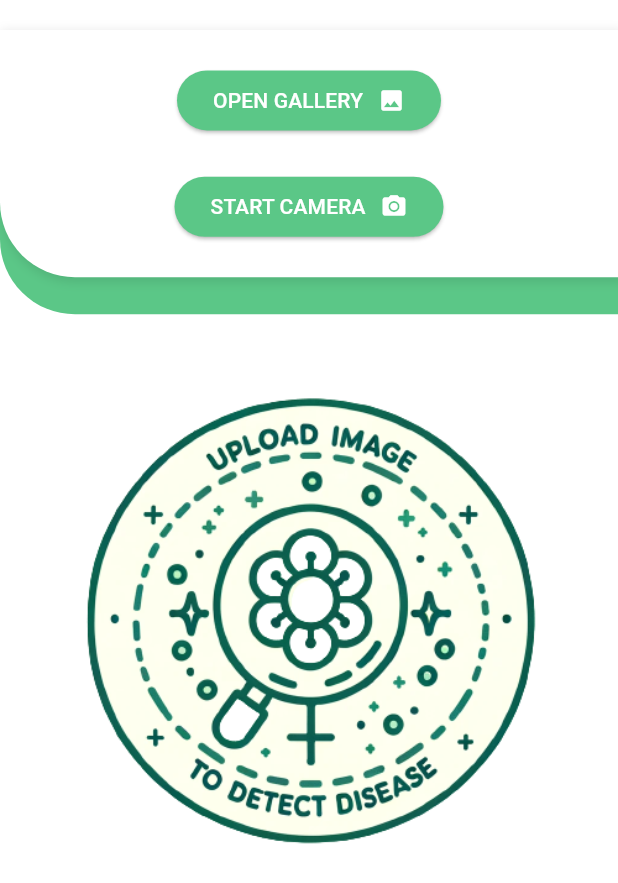
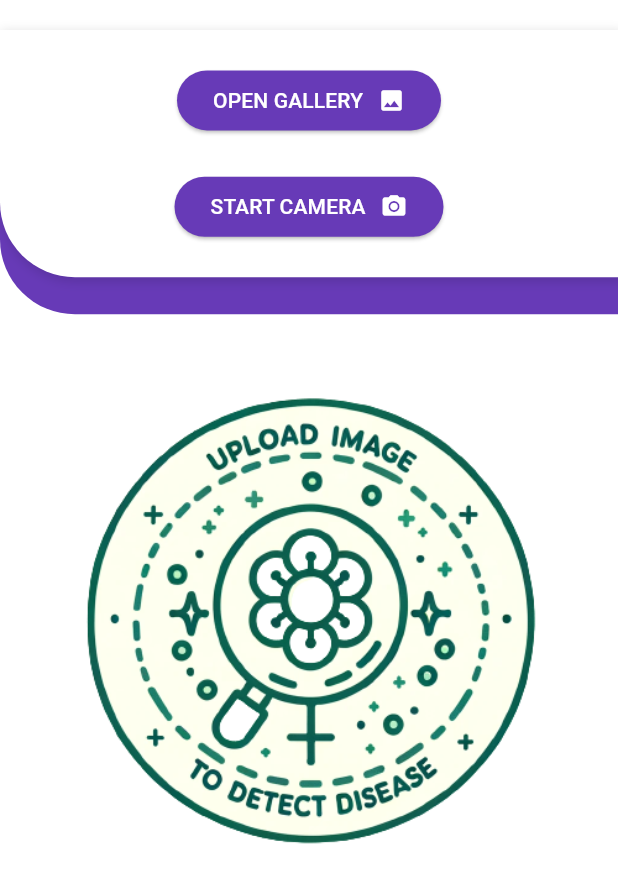
Before and after one commit to Nana-titu24/smartfarm, a Flutter app: the DiseaseDetection screen opened directly, on a phone screen of 412 x 824 dp. Shown: the top 883 px of the screen. Run offline on Flutter 3.47's test engine with Material 3 defaults, Android fonts, the phone set to English and light mode, and no system bars; our stand-ins replace animated_text_kit, awesome_dialog, dash_chat_2, dio, firebase_auth, firebase_core and 4 more; accounts and stored records are empty.

Commit message:
WE ARE DONE BABY

```diff
--- a/smartFarm/lib/screens/deseaseDetection/screens/MonitorPage.dart
+++ b/smartFarm/lib/screens/deseaseDetection/screens/MonitorPage.dart
@@ -1,14 +1,10 @@
 import 'dart:io';
-
 import 'package:animated_text_kit/animated_text_kit.dart';
 import 'package:awesome_dialog/awesome_dialog.dart';
 import 'package:flutter/material.dart';
 import 'package:flutter_spinkit/flutter_spinkit.dart';
-
 import 'package:image_picker/image_picker.dart';
-import 'package:smartfarm/screens/deseaseDetection/constants/constants.dart';
-
-import '../services/api_service.dart';
+import 'package:flutter_gemini/flutter_gemini.dart';
 
 class DiseaseDetection extends StatefulWidget {
   const DiseaseDetection({super.key});
@@ -18,7 +14,7 @@ class DiseaseDetection extends StatefulWidget {
 }
 
 class _MyDiseaseDetectionState extends State<DiseaseDetection> {
-  final apiService = ApiService();
+  final gemini = Gemini.instance;
   File? _selectedImage;
   String diseaseName = '';
   String diseasePrecautions = '';
@@ -40,8 +36,18 @@ class _MyDiseaseDetectionState extends State<DiseaseDetection> {
       detecting = true;
     });
     try {
-      diseaseName =
-          await apiService.sendImageToGPT4Vision(image: _selectedImage!);
+      if (_selectedImage != null) {
+        final imageBytes = await _selectedImage!.readAsBytes();
+        final result = await gemini.textAndImage(
+          text:
+              "Identify any plant health issues in this image. Respond only with the name of the condition identified, no explanations. If unrecognizable, respond with 'I don't know'. If not plant-related, respond with 'Please pick another image'.",
+          images: [imageBytes],
+        );
+        setState(() {
+          diseaseName = result?.content?.parts?.firstOrNull?.text ??
+              "Unable to detect disease";
+        });
+      }
     } catch (error) {
       _showErrorSnackBar(error);
     } finally {
@@ -57,8 +63,11 @@ class _MyDiseaseDetectionState extends State<DiseaseDetection> {
     });
     try {
       if (diseasePrecautions == '') {
-        diseasePrecautions =
-            await apiService.sendMessageGPT(diseaseName: diseaseName);
+        final result = await gemini.text(
+          "Provide exactly three precautionary measures to prevent or manage this plant disease: $diseaseName. Each measure should be one sentence, in bullet-point format. No additional information needed.",
+        );
+        diseasePrecautions = result?.content?.parts?.firstOrNull?.text ??
+            "Unable to get precautions";
       }
       _showSuccessDialog(diseaseName, diseasePrecautions);
     } catch (error) {
@@ -85,13 +94,16 @@ class _MyDiseaseDetectionState extends State<DiseaseDetection> {
       title: title,
       desc: content,
       btnOkText: 'Got it',
-      btnOkColor: themeColor,
+      btnOkColor: Theme.of(context).primaryColor,
       btnOkOnPress: () {},
     ).show();
   }
 
   @override
   Widget build(BuildContext context) {
+    final themeColor = Theme.of(context).primaryColor;
+    final textColor = Colors.white;
+
     return Scaffold(
       body: Column(
         children: <Widget>[
@@ -103,8 +115,7 @@ class _MyDiseaseDetectionState extends State<DiseaseDetection> {
                 width: double.infinity,
                 decoration: BoxDecoration(
                   borderRadius: const BorderRadius.only(
-                    // Top right corner
-                    bottomLeft: Radius.circular(50.0), // Bottom right corner
+                    bottomLeft: Radius.circular(50.0),
                   ),
                   color: themeColor,
                 ),
@@ -112,21 +123,17 @@ class _MyDiseaseDetectionState extends State<DiseaseDetection> {
               Container(
                 height: MediaQuery.of(context).size.height * 0.2,
                 width: double.infinity,
-                decoration: BoxDecoration(
+                decoration: const BoxDecoration(
                   color: Colors.white,
-                  borderRadius: const BorderRadius.only(
-                    // Top right corner
-                    bottomLeft: Radius.circular(50.0), // Bottom right corner
+                  borderRadius: BorderRadius.only(
+                    bottomLeft: Radius.circular(50.0),
                   ),
                   boxShadow: [
                     BoxShadow(
-                      color: Colors.black.withOpacity(0.1),
-                      // Shadow color with some transparency
+                      color: Colors.black12,
                       spreadRadius: 1,
-                      // Extend the shadow to all sides equally
                       blurRadius: 5,
-                      // Soften the shadow
-                      offset: const Offset(2, 2), // Position of the shadow
+                      offset: Offset(2, 2),
                     ),
                   ],
                 ),
@@ -135,31 +142,22 @@ class _MyDiseaseDetectionState extends State<DiseaseDetection> {
                   mainAxisAlignment: MainAxisAlignment.spaceEvenly,
                   children: <Widget>[
                     ElevatedButton(
-                      onPressed: () {
-                        _pickImage(ImageSource.gallery);
-                      },
+                      onPressed: () => _pickImage(ImageSource.gallery),
                       style: ElevatedButton.styleFrom(
                         backgroundColor: themeColor,
                       ),
                       child: Row(
                         mainAxisSize: MainAxisSize.min,
                         children: [
-                          Text(
-                            'OPEN GALLERY',
-                            style: TextStyle(color: textColor),
-                          ),
+                          Text('OPEN GALLERY',
+                              style: TextStyle(color: textColor)),
                           const SizedBox(width: 10),
-                          Icon(
-                            Icons.image,
-                            color: textColor,
-                          )
+                          Icon(Icons.image, color: textColor)
                         ],
                       ),
                     ),
                     ElevatedButton(
-                      onPressed: () {
-                        _pickImage(ImageSource.camera);
-                      },
+                      onPressed: () => _pickImage(ImageSource.camera),
                       style: ElevatedButton.styleFrom(
                         backgroundColor: themeColor,
                       ),
@@ -186,8 +184,9 @@ class _MyDiseaseDetectionState extends State<DiseaseDetection> {
               : Expanded(
                   child: Container(
                     width: double.infinity,
-                    decoration:
-                        BoxDecoration(borderRadius: BorderRadius.circular(20)),
+                    decoration: BoxDecoration(
+                      borderRadius: BorderRadius.circular(20),
+                    ),
                     padding: const EdgeInsets.all(20),
                     child: ClipRRect(
                       borderRadius: BorderRadius.circular(20),
@@ -206,29 +205,25 @@ class _MyDiseaseDetectionState extends State<DiseaseDetection> {
                   )
                 : Container(
                     width: double.infinity,
-                    padding:
-                        const EdgeInsets.symmetric(vertical: 0, horizontal: 20),
+                    padding: const EdgeInsets.symmetric(horizontal: 20),
                     child: ElevatedButton(
                       style: ElevatedButton.styleFrom(
                         backgroundColor: themeColor,
                         padding: const EdgeInsets.symmetric(
-                            horizontal: 30, vertical: 15),
-                        // Set some horizontal and vertical padding
+                          horizontal: 30,
+                          vertical: 15,
+                        ),
                         shape: RoundedRectangleBorder(
-                          borderRadius:
-                              BorderRadius.circular(15), // Rounded corners
+                          borderRadius: BorderRadius.circular(15),
                         ),
                       ),
-                      onPressed: () {
-                        detectDisease();
-                      },
+                      onPressed: detectDisease,
                       child: const Text(
                         'DETECT',
                         style: TextStyle(
-                          color: Colors.white, // Set the text color to white
-                          fontSize: 16, // Set the font size
-                          fontWeight:
-                              FontWeight.bold, // Set the font weight to bold
+                          color: Colors.white,
+                          fontSize: 16,
+                          fontWeight: FontWeight.bold,
                         ),
                       ),
                     ),
@@ -238,8 +233,7 @@ class _MyDiseaseDetectionState extends State<DiseaseDetection> {
               children: [
                 Container(
                   height: MediaQuery.of(context).size.height * 0.2,
-                  padding:
-                      const EdgeInsets.symmetric(vertical: 0, horizontal: 20),
+                  padding: const EdgeInsets.symmetric(horizontal: 20),
                   child: Column(
                     mainAxisAlignment: MainAxisAlignment.center,
                     children: [
@@ -247,7 +241,8 @@ class _MyDiseaseDetectionState extends State<DiseaseDetection> {
                         style: const TextStyle(
                           color: Colors.black,
                           fontWeight: FontWeight.w700,
-                            fontSize: 16),
+                          fontSize: 16,
+                        ),
                         child: AnimatedTextKit(
                           isRepeatingAnimation: false,
                           repeatForever: false,
@@ -257,7 +252,8 @@ class _MyDiseaseDetectionState extends State<DiseaseDetection> {
                             TyperAnimatedText(
                               diseaseName.trim(),
                             ),
-                            ]),
+                          ],
+                        ),
                       )
                     ],
                   ),
@@ -271,16 +267,14 @@ class _MyDiseaseDetectionState extends State<DiseaseDetection> {
                         style: ElevatedButton.styleFrom(
                           backgroundColor: Colors.blue,
                           padding: const EdgeInsets.symmetric(
-                              horizontal: 30, vertical: 15),
+                            horizontal: 30,
+                            vertical: 15,
                           ),
-                        onPressed: () {
-                          showPrecautions();
-                        },
+                        ),
+                        onPressed: showPrecautions,
                         child: Text(
                           'PRECAUTION',
-                          style: TextStyle(
-                            color: textColor,
-                          ),
+                          style: TextStyle(color: textColor),
                         ),
                       ),
               ],
```
Lines whose indentation alone changed are shown as unchanged.
